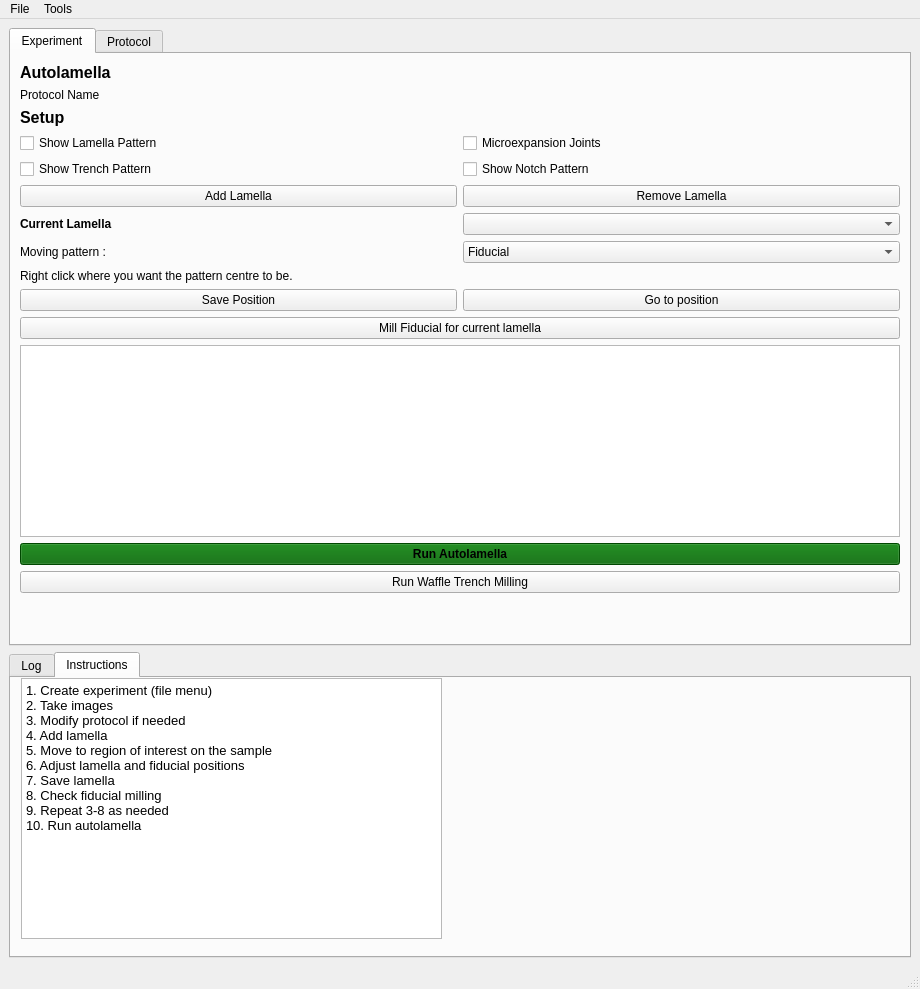
First picture: the form in autolamella/ui/UI.ui, repository DeMarcoLab/autolamella, before the edit.
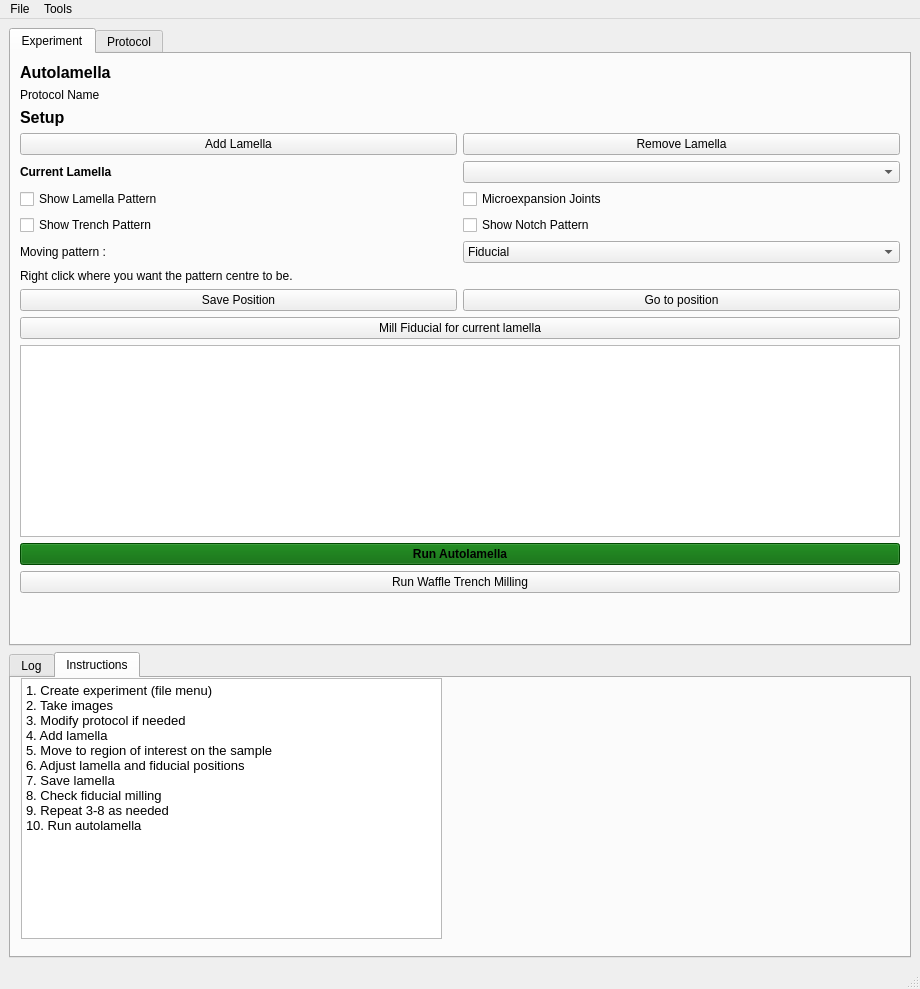
Second picture: the form after the edit. The open tabs and pages were chosen to show the change.

Commit message: add notch to protocol / ui

The edit to the form file:
```diff
--- a/autolamella/ui/UI.ui
+++ b/autolamella/ui/UI.ui
@@ -119,20 +119,13 @@
     <item row="0" column="0" colspan="2">
      <widget class="QTabWidget" name="tabWidget">
       <property name="currentIndex">
-       <number>0</number>
+       <number>1</number>
       </property>
       <widget class="QWidget" name="tab">
        <attribute name="title">
         <string>Experiment</string>
        </attribute>
        <layout class="QGridLayout" name="gridLayout_3">
-        <item row="3" column="1">
-         <widget class="QCheckBox" name="microexpansionCheckBox">
-          <property name="text">
-           <string>Microexpansion Joints</string>
-          </property>
-         </widget>
-        </item>
         <item row="6" column="1">
          <widget class="QPushButton" name="remove_button">
           <property name="styleSheet">
@@ -143,7 +136,7 @@
           </property>
          </widget>
         </item>
-        <item row="15" column="0" colspan="2">
+        <item row="17" column="0" colspan="2">
          <widget class="QPushButton" name="run_button">
           <property name="font">
            <font>
@@ -159,14 +152,14 @@
           </property>
          </widget>
         </item>
-        <item row="11" column="1">
+        <item row="13" column="1">
          <widget class="QPushButton" name="go_to_lamella">
           <property name="text">
            <string>Go to position</string>
           </property>
          </widget>
         </item>
-        <item row="17" column="0" colspan="2">
+        <item row="19" column="0" colspan="2">
          <spacer name="verticalSpacer">
           <property name="orientation">
            <enum>Qt::Vertical</enum>
@@ -179,7 +172,7 @@
           </property>
          </spacer>
         </item>
-        <item row="12" column="0" colspan="2">
+        <item row="14" column="0" colspan="2">
          <widget class="QPushButton" name="save_button">
           <property name="text">
            <string>Mill Fiducial for current lamella</string>
@@ -193,6 +186,13 @@
           </property>
          </widget>
         </item>
+        <item row="9" column="0">
+         <widget class="QCheckBox" name="checkBox_show_trench">
+          <property name="text">
+           <string>Show Trench Pattern</string>
+          </property>
+         </widget>
+        </item>
         <item row="1" column="0">
          <widget class="QLabel" name="label_protocol_name">
           <property name="text">
@@ -213,20 +213,13 @@
           </property>
          </widget>
         </item>
-        <item row="9" column="0">
+        <item row="10" column="0">
          <widget class="QLabel" name="label_movement_instructions2">
           <property name="text">
            <string>Moving pattern :</string>
           </property>
          </widget>
         </item>
-        <item row="4" column="1">
-         <widget class="QCheckBox" name="checkBox_show_notch">
-          <property name="text">
-           <string>Show Notch Pattern</string>
-          </property>
-         </widget>
-        </item>
         <item row="0" column="0">
          <widget class="QLabel" name="label_title">
           <property name="font">
@@ -244,27 +237,14 @@
           </property>
          </widget>
         </item>
-        <item row="3" column="0">
-         <widget class="QCheckBox" name="show_lamella">
-          <property name="text">
-           <string>Show Lamella Pattern</string>
-          </property>
-          <property name="checked">
-           <bool>false</bool>
-          </property>
-          <property name="tristate">
-           <bool>false</bool>
-          </property>
-         </widget>
-        </item>
-        <item row="16" column="0" colspan="2">
+        <item row="18" column="0" colspan="2">
          <widget class="QPushButton" name="pushButton_run_waffle_trench">
           <property name="text">
            <string>Run Waffle Trench Milling</string>
           </property>
          </widget>
         </item>
-        <item row="14" column="0" colspan="2">
+        <item row="16" column="0" colspan="2">
          <widget class="QPlainTextEdit" name="lamella_count_txt">
           <property name="sizePolicy">
            <sizepolicy hsizetype="Expanding" vsizetype="MinimumExpanding">
@@ -295,14 +275,14 @@
           </property>
          </widget>
         </item>
-        <item row="10" column="0" colspan="2">
+        <item row="12" column="0" colspan="2">
          <widget class="QLabel" name="label_movement_instructions">
           <property name="text">
            <string>Right click where you want the pattern centre to be.</string>
           </property>
          </widget>
         </item>
-        <item row="9" column="1">
+        <item row="10" column="1">
          <widget class="QComboBox" name="comboBox_moving_pattern">
           <property name="editable">
            <bool>false</bool>
@@ -326,20 +306,26 @@
           </property>
          </widget>
         </item>
-        <item row="11" column="0">
+        <item row="8" column="0">
+         <widget class="QCheckBox" name="show_lamella">
+          <property name="text">
+           <string>Show Lamella Pattern</string>
+          </property>
+          <property name="checked">
+           <bool>false</bool>
+          </property>
+          <property name="tristate">
+           <bool>false</bool>
+          </property>
+         </widget>
+        </item>
+        <item row="13" column="0">
          <widget class="QPushButton" name="pushButton_save_position">
           <property name="text">
            <string>Save Position</string>
           </property>
          </widget>
         </item>
-        <item row="4" column="0">
-         <widget class="QCheckBox" name="checkBox_show_trench">
-          <property name="text">
-           <string>Show Trench Pattern</string>
-          </property>
-         </widget>
-        </item>
         <item row="2" column="0">
          <widget class="QLabel" name="label_setup_header">
           <property name="font">
@@ -357,6 +343,20 @@
         <item row="7" column="1">
          <widget class="QComboBox" name="lamella_index"/>
         </item>
+        <item row="8" column="1">
+         <widget class="QCheckBox" name="microexpansionCheckBox">
+          <property name="text">
+           <string>Microexpansion Joints</string>
+          </property>
+         </widget>
+        </item>
+        <item row="9" column="1">
+         <widget class="QCheckBox" name="checkBox_show_notch">
+          <property name="text">
+           <string>Show Notch Pattern</string>
+          </property>
+         </widget>
+        </item>
        </layout>
       </widget>
       <widget class="QWidget" name="tab_2">
@@ -921,14 +921,14 @@
            </attribute>
            <layout class="QGridLayout" name="gridLayout_6">
             <item row="0" column="0" colspan="2">
-             <widget class="QLabel" name="label_2">
+             <widget class="QLabel" name="label_notch_header">
               <property name="text">
                <string>Notch Parameters</string>
               </property>
              </widget>
             </item>
             <item row="2" column="0">
-             <widget class="QLabel" name="label_7">
+             <widget class="QLabel" name="label_notch_vwidth">
               <property name="text">
                <string>Vertical Width (um)</string>
               </property>
@@ -938,28 +938,28 @@
              <widget class="QDoubleSpinBox" name="doubleSpinBox_notch_vwidth"/>
             </item>
             <item row="6" column="0">
-             <widget class="QLabel" name="label_13">
+             <widget class="QLabel" name="label_notch_distance">
               <property name="text">
                <string>Distance (um)</string>
               </property>
              </widget>
             </item>
             <item row="7" column="0">
-             <widget class="QLabel" name="label_14">
+             <widget class="QLabel" name="label_notch_milling_current">
               <property name="text">
                <string>Milling Current (nA)</string>
               </property>
              </widget>
             </item>
             <item row="3" column="0">
-             <widget class="QLabel" name="label_8">
+             <widget class="QLabel" name="label_notch_hheight">
               <property name="text">
                <string>Horizontal Height (um)</string>
               </property>
              </widget>
             </item>
             <item row="5" column="0">
-             <widget class="QLabel" name="label_12">
+             <widget class="QLabel" name="label_notch_depth">
               <property name="text">
                <string>Milling Depth (um)</string>
               </property>
@@ -969,7 +969,7 @@
              <widget class="QDoubleSpinBox" name="doubleSpinBox_notch_vheight"/>
             </item>
             <item row="1" column="0">
-             <widget class="QLabel" name="label_4">
+             <widget class="QLabel" name="label_notch_vheight">
               <property name="text">
                <string>Vertical Height (um)</string>
               </property>
@@ -985,7 +985,7 @@
              <widget class="QDoubleSpinBox" name="doubleSpinBox_notch_milling_current"/>
             </item>
             <item row="4" column="0">
-             <widget class="QLabel" name="label_11">
+             <widget class="QLabel" name="label_notch_hwidth">
               <property name="text">
                <string>Horizontal Width (um)</string>
               </property>
```
The commit also changes 3 other files.
